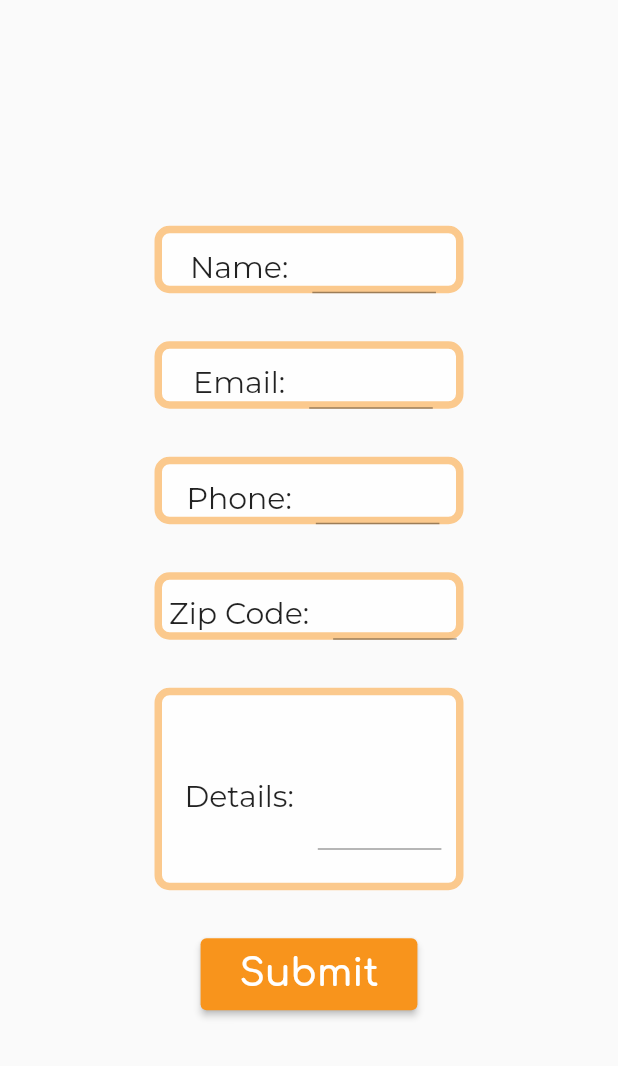
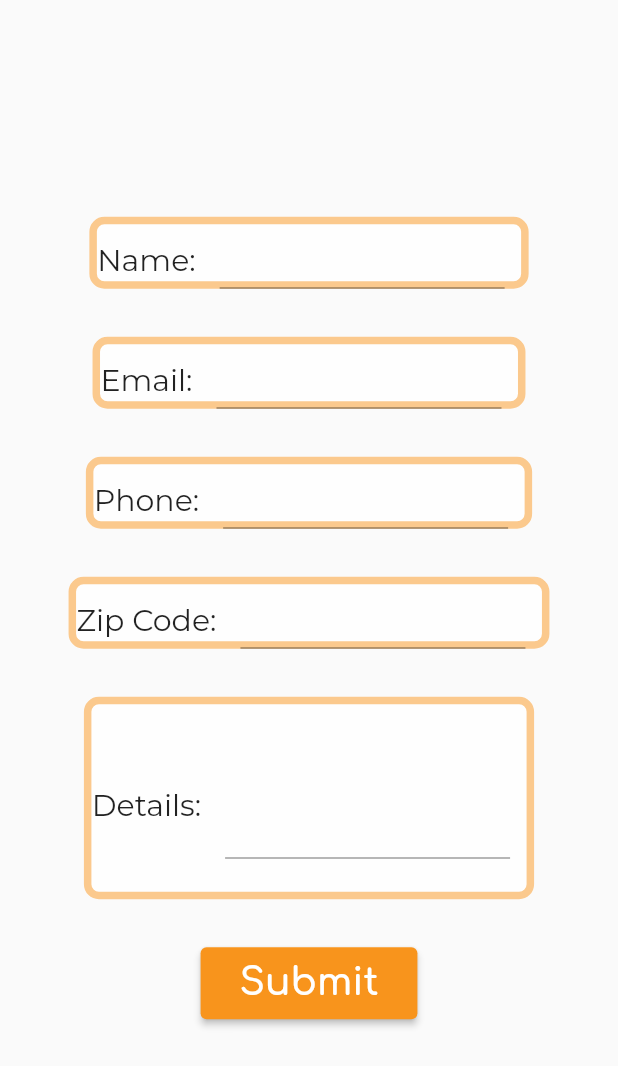
Before and after one commit to charlieforward9/dzr_site, a Flutter app: the ContactForm widget shown alone on an empty page, opened directly, on a phone screen of 412 x 824 dp. Shown: the top 1066 px of the screen. Run offline on Flutter 3.47's test engine with Material 2 defaults, Android fonts, the phone set to English and light mode, and no system bars; our stand-ins replace carousel_slider, cloud_firestore, file_picker, firebase_core, firebase_storage, flutter_bloc and 2 more; missing offline and left inert: flutterfire_ui; accounts and stored records are empty; statements that could not run were skipped.

Commit message:
mobile friendly

```diff
--- a/lib/components/contact_form.dart
+++ b/lib/components/contact_form.dart
@@ -10,8 +10,6 @@ class ContactForm extends StatefulWidget {
 }
 
 class ContactFormState extends State<ContactForm> {
-  // Create a global key that uniquely identifies the Form widget
-  // and allows validation of the form.
   final _formKey = GlobalKey<FormState>();
   Map<String, dynamic> leadData = {};
 
@@ -70,9 +68,11 @@ class ContactFormState extends State<ContactForm> {
   }
 
   Widget _formInput(String field, {int lines = 1}) {
-    return SizedBox(
-      height: 45.0 * lines,
-      width: screenSize(context).width / 2,
+    return ConstrainedBox(
+      constraints: BoxConstraints(
+          minHeight: 45.0 * lines,
+          minWidth: screenSize(context).width / 2,
+          maxWidth: screenSize(context).width),
       child: DecoratedBox(
         decoration: BoxDecoration(
           color: Colors.white70,
@@ -89,8 +89,10 @@ class ContactFormState extends State<ContactForm> {
             ),
             ConstrainedBox(
               constraints: BoxConstraints(
-                maxWidth: screenSize(context).width / 5,
+                maxWidth: screenSize(context).width / 2,
               ),
+              child: Padding(
+                padding: const EdgeInsets.only(right: 16.0),
                 child: TextFormField(
                   maxLines: lines,
                   validator: (value) => value == null || value.isEmpty
@@ -99,6 +101,7 @@ class ContactFormState extends State<ContactForm> {
                   onSaved: (String? value) {
                     _storeValue(field, value);
                   },
+                ),
               ),
             ),
           ],
--- a/lib/components/header.dart
+++ b/lib/components/header.dart
@@ -29,7 +29,7 @@ class _HeaderState extends State<Header> {
   @override
   Widget build(BuildContext context) {
     return Scaffold(
-        extendBodyBehindAppBar: true,
+        extendBodyBehindAppBar: false,
         appBar: AppBar(
           backgroundColor: Colors.white,
           leading: const Logo(),
--- a/lib/views/home.dart
+++ b/lib/views/home.dart
@@ -15,7 +15,7 @@ class HomeView extends StatelessWidget {
             minHeight: 200,
             maxHeight: 1000,
             minWidth: screenSize(context).width * 0.8,
-            maxWidth: screenSize(context).width * 0.9,
+            maxWidth: screenSize(context).width * 0.95,
           ),
           child: Column(mainAxisSize: MainAxisSize.min, children: [
             const SizedBox(height: 20),
@@ -30,7 +30,7 @@ class HomeView extends StatelessWidget {
             ConstrainedBox(
               constraints: const BoxConstraints(
                 minHeight: 70,
-                maxHeight: 150,
+                maxHeight: 200,
               ),
               child: Text(
                   "I am proud to offer over 3+ years of claim experience across Florida.",
@@ -40,7 +40,7 @@ class HomeView extends StatelessWidget {
             ConstrainedBox(
               constraints: const BoxConstraints(
                 minHeight: 100,
-                maxHeight: 350,
+                maxHeight: 400,
               ),
               child: Text(
                   "Damage assessments, appraisals, litigation support, and much more. As a fiduciary, I represent my client's best interests and will document, prepare, and present your claim, while working collaboratively with your insurance company to expedite a resolution.",
```
Also changed, not shown: lib/views/commercial.dart (+10 -18 lines), lib/views/residential.dart (+9 -9 lines). Lines whose indentation alone changed are shown as unchanged.
